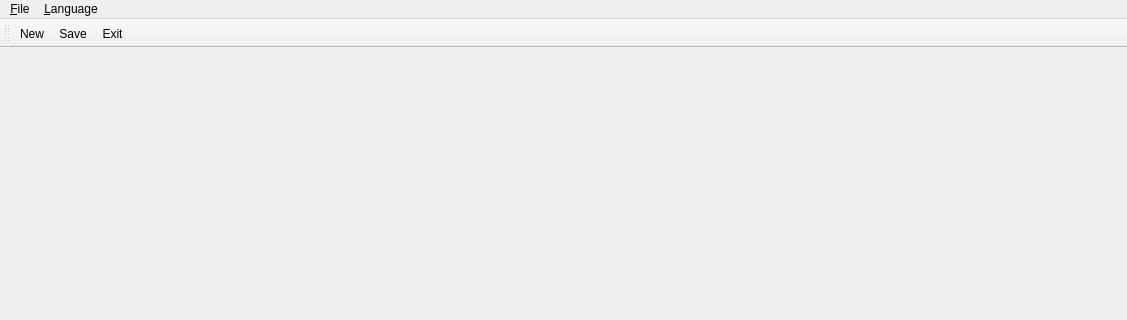
caglardursun/MyQtTryouts, file QtLayouts/View/mainwindow.ui: the form before one commit; both pictures show x 0 to 1127 and y 0 to 320 of the 1127 by 929 pixel window.
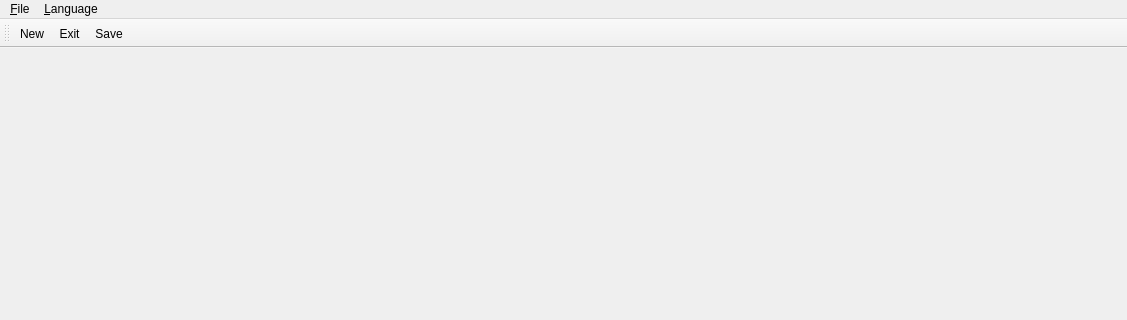
The form after the commit. Icons and pictures are not drawn.

```diff
--- a/QtLayouts/View/mainwindow.ui
+++ b/QtLayouts/View/mainwindow.ui
@@ -49,8 +49,8 @@
     <bool>false</bool>
    </attribute>
    <addaction name="action_New"/>
-   <addaction name="actionSave"/>
    <addaction name="actionClose"/>
+   <addaction name="actionSave"/>
   </widget>
   <widget class="QStatusBar" name="statusBar"/>
   <action name="action_New">
```
